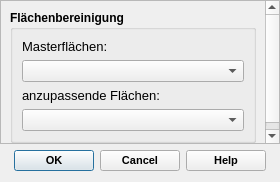
First picture: the form in qkan/surfaceTools/res/surfaceTool.ui, repository SonkeHoffmann/QKan-1, before the edit.
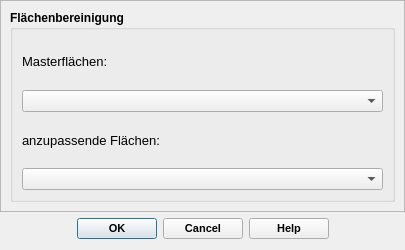
Second picture: the form after the edit.

```diff
--- a/qkan/surfaceTools/res/surfaceTool.ui
+++ b/qkan/surfaceTools/res/surfaceTool.ui
@@ -6,20 +6,20 @@
    <rect>
     <x>0</x>
     <y>0</y>
-    <width>280</width>
-    <height>182</height>
+    <width>405</width>
+    <height>250</height>
    </rect>
   </property>
   <property name="minimumSize">
    <size>
-    <width>250</width>
+    <width>280</width>
     <height>150</height>
    </size>
   </property>
   <property name="maximumSize">
    <size>
     <width>16777215</width>
-    <height>182</height>
+    <height>250</height>
    </size>
   </property>
   <property name="windowTitle">
@@ -45,8 +45,8 @@
        <rect>
         <x>0</x>
         <y>0</y>
-        <width>278</width>
-        <height>142</height>
+        <width>403</width>
+        <height>202</height>
        </rect>
       </property>
       <layout class="QVBoxLayout" name="verticalLayout_2">
@@ -113,6 +113,7 @@
        <pointsize>8</pointsize>
        <weight>75</weight>
        <bold>true</bold>
+       <kerning>true</kerning>
       </font>
      </property>
      <property name="orientation">
```
Left out of the diff: 2 changed lines with no effect on the pictures.
